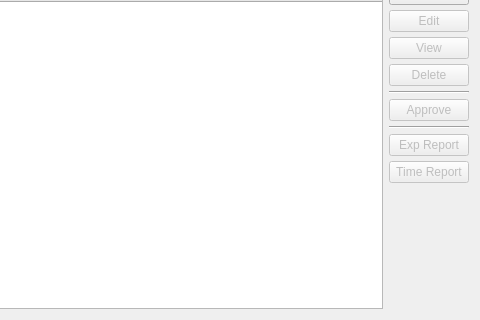
Old version of the form xttelite/trunk/resources/client/uiforms/tesheet.ui in the repository WooodHead/xtuple; both pictures show x 236 to 716 and y 145 to 465 of the 716 by 465 pixel window.
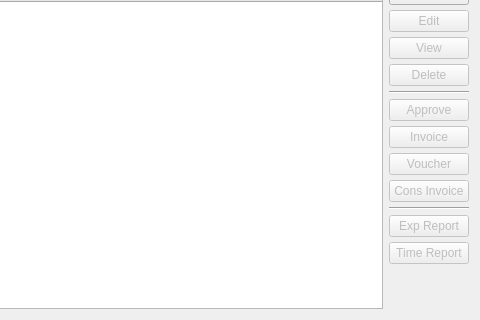
New version of the form. Custom widgets are drawn as their Qt base class.

The edit to the form file:
```diff
--- a/xttelite/trunk/resources/client/uiforms/tesheet.ui
+++ b/xttelite/trunk/resources/client/uiforms/tesheet.ui
@@ -232,6 +232,36 @@
        </property>
       </widget>
      </item>
+     <item>
+      <widget class="QPushButton" name="_generateInvoice">
+       <property name="enabled">
+        <bool>false</bool>
+       </property>
+       <property name="text">
+        <string>Invoice</string>
+       </property>
+      </widget>
+     </item>
+     <item>
+      <widget class="QPushButton" name="_generateVoucher">
+       <property name="enabled">
+        <bool>false</bool>
+       </property>
+       <property name="text">
+        <string>Voucher</string>
+       </property>
+      </widget>
+     </item>
+     <item>
+      <widget class="QPushButton" name="_consolidateInvoice">
+       <property name="enabled">
+        <bool>false</bool>
+       </property>
+       <property name="text">
+        <string>Cons Invoice</string>
+       </property>
+      </widget>
+     </item>
      <item>
       <widget class="Line" name="line_2">
        <property name="orientation">
```
